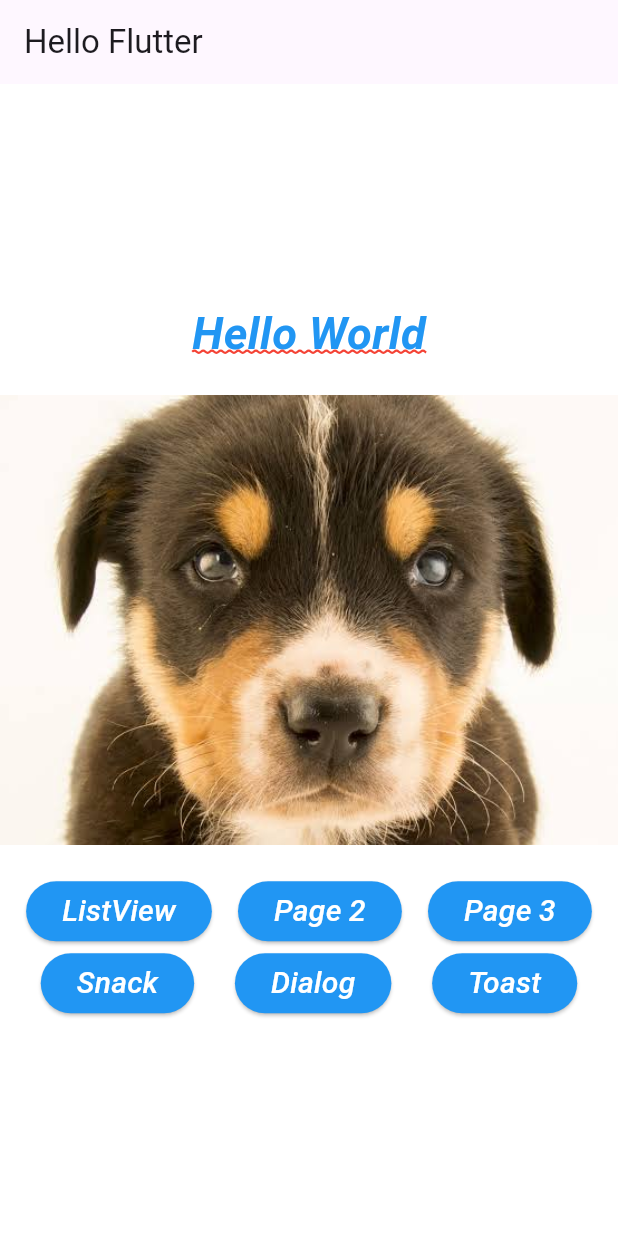
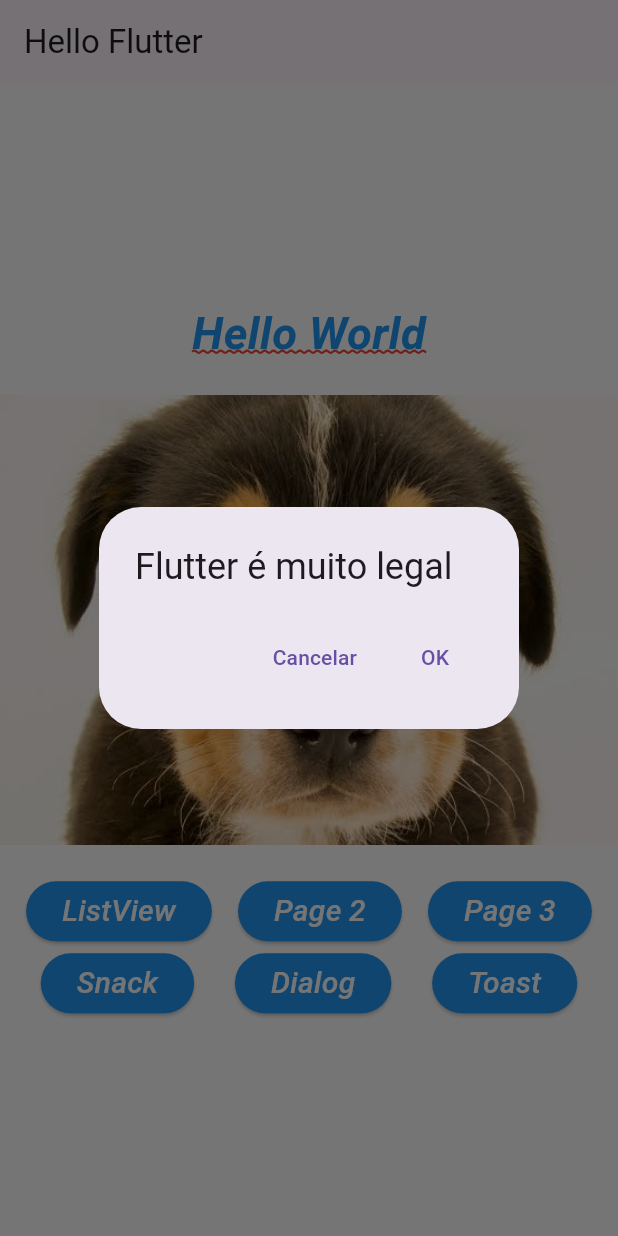
Before and after one commit to Miel230/curso-flutter, a Flutter app: the screen it shows after launch, after a tap on "Dialog", on a phone screen of 412 x 824 dp. Run offline on Flutter 3.47's test engine with Material 3 defaults, Android fonts, the phone set to English and light mode, and no system bars.

Commit message:
adicionando o Dialog

```diff
--- a/lib/home_page.dart
+++ b/lib/home_page.dart
@@ -63,7 +63,7 @@ class HomePage extends StatelessWidget {
            mainAxisAlignment: MainAxisAlignment.spaceEvenly,
            children: <Widget>[
              _button(context, "Snack", () => _onClickSnack(context)),
-             _button(context, "Dialog", _onClickDialog),
+             _button(context, "Dialog", () => _onClickDialog(context)),
              _button(context, "Toast", _onClickToast)
            ],
          )
@@ -95,7 +95,28 @@ class HomePage extends StatelessWidget {
     ));
   }
 
-  _onClickDialog() {}
+  _onClickDialog(BuildContext context) {
+   showDialog(context: context,
+       barrierDismissible: false,
+       builder: (context) {
+     return WillPopScope(
+       onWillPop: () async => false,
+       child: AlertDialog(
+         title: Text("Flutter é muito legal"),
+         actions: <Widget>[
+           TextButton(onPressed: () {
+         Navigator.pop(context);
+       } , child: Text("Cancelar")
+           ),
+           TextButton(onPressed:  () {
+             Navigator.pop(context);
+           } , child: Text("OK")
+           ),
+         ],
+       ),
+     );
+   });
+  }
 
   _onClickToast() {}
 
--- a/pubspec.yaml
+++ b/pubspec.yaml
@@ -39,6 +39,8 @@ dependencies:
 dev_dependencies:
   flutter_test:
     sdk: flutter
+
+    fluttertoast: ^8.2.8
 
   # The "flutter_lints" package below contains a set of recommended lints to
   # encourage good coding practices. The lint set provided by the package is
```
